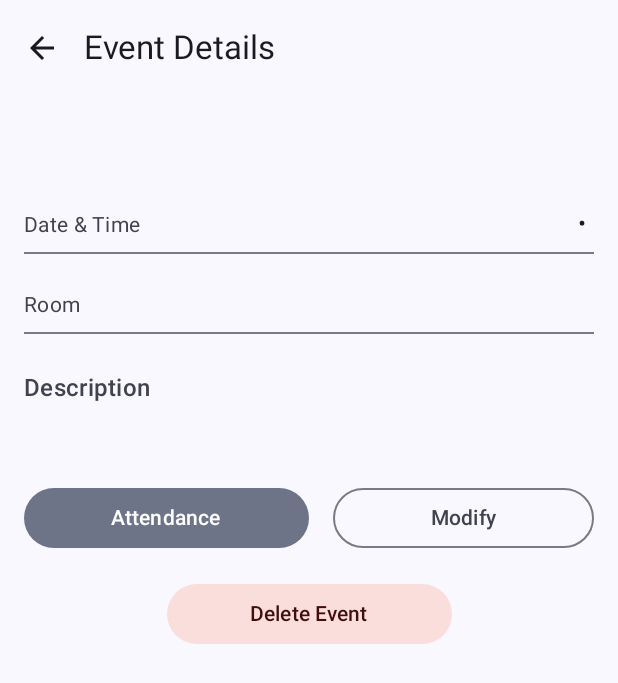
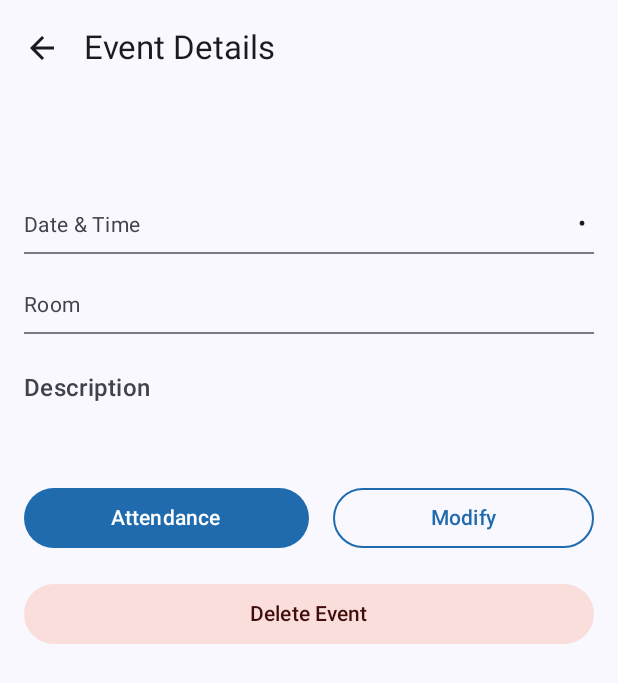
Before and after one commit to yazanalkherret/gju-events, an Android app built with Jetpack Compose: the composable EventDetailsScreen called with empty values, on a phone screen of 412 x 824 dp. Shown: the top 683 px of the screen. Run offline under Robolectric (Android 15) with nearby library versions, the phone set to English and light mode, and no system bars; our stand-ins replace Firebase (no records; nobody signed in at launch, a user with empty details on screens opened directly).

Commit message:
Tweak Design for Event Details Screen

```diff
--- a/app/src/main/java/com/example/myapplication/screens/EventDetailsScreen.kt
+++ b/app/src/main/java/com/example/myapplication/screens/EventDetailsScreen.kt
@@ -1,7 +1,9 @@
 package com.example.myapplication.screens
 
 import android.widget.Toast
+import androidx.compose.foundation.BorderStroke
 import androidx.compose.foundation.Image
+import androidx.compose.foundation.background
 import androidx.compose.foundation.layout.*
 import androidx.compose.foundation.rememberScrollState
 import androidx.compose.foundation.verticalScroll
@@ -9,13 +11,16 @@ import androidx.compose.material.icons.Icons
 import androidx.compose.material.icons.filled.ArrowBack
 import androidx.compose.material3.*
 import androidx.compose.runtime.*
+import androidx.compose.ui.Alignment
 import androidx.compose.ui.Modifier
 import androidx.compose.ui.draw.clip
+import androidx.compose.ui.graphics.Color
 import androidx.compose.ui.graphics.ImageBitmap
 import androidx.compose.ui.layout.ContentScale
 import androidx.compose.ui.platform.LocalContext
 import androidx.compose.ui.unit.dp
 import androidx.navigation.NavController
+import com.example.myapplication.components.NoImagePlaceholder
 import com.example.myapplication.components.Screen
 import com.example.myapplication.utils.decodeBase64ToImage
 import com.example.myapplication.viewmodels.EventViewModel
@@ -57,16 +62,11 @@ fun EventDetailsScreen(navController: NavController, viewModel: EventViewModel,
                             contentDescription = "Event Image",
                             modifier = Modifier
                                 .fillMaxWidth()
-                            .height(250.dp)
-                            .clip(MaterialTheme.shapes.large),
+                                .height(250.dp),
                             contentScale = ContentScale.Crop
                         )
                     } else {
-                    Text(
-                        "Failed to load image",
-                        color = MaterialTheme.colorScheme.error,
-                        modifier = Modifier.padding(16.dp)
-                    )
+                        NoImagePlaceholder()
                     }
             }
 
@@ -126,9 +126,13 @@ fun EventDetailsScreen(navController: NavController, viewModel: EventViewModel,
                             .padding(top = 24.dp),
                         horizontalArrangement = Arrangement.Start
                     ) {
-                        FilledTonalButton(
+                        Button(
                             onClick = { navController.navigate(Screen.Attendance.createRoute(eventId)) },
-                            modifier = Modifier.width(190.dp)
+                            modifier = Modifier.width(190.dp),
+                            colors = ButtonDefaults.buttonColors(
+                                containerColor = Color(0xFF1F6BAD),
+                                contentColor = Color.White
+                            )
                         ) {
                             Text("Attendance")
                         }
@@ -137,7 +141,12 @@ fun EventDetailsScreen(navController: NavController, viewModel: EventViewModel,
 
                         OutlinedButton(
                             onClick = { navController.navigate(Screen.ModifyEvent.createRoute(eventId)) },
-                            modifier = Modifier.width(190.dp)
+                            modifier = Modifier.width(190.dp),
+                            colors = ButtonDefaults.outlinedButtonColors(
+                                contentColor = Color(0xFF1F6BAD) // text/icon color
+                            ),
+                            border = BorderStroke(1.dp, Color(0xFF1F6BAD)) // border color and thickness
+
                         ) {
                             Text("Modify")
                         }
@@ -152,7 +161,7 @@ fun EventDetailsScreen(navController: NavController, viewModel: EventViewModel,
                     ) {
                         FilledTonalButton(
                             onClick = { showDeleteDialog = true },
-                            modifier = Modifier.width(190.dp), // Match width of other buttons
+                            modifier = Modifier.fillMaxWidth(), // Match width of other buttons
                             colors = ButtonDefaults.filledTonalButtonColors(
                                 containerColor = MaterialTheme.colorScheme.errorContainer,
                                 contentColor = MaterialTheme.colorScheme.onErrorContainer
```
Lines whose indentation alone changed are shown as unchanged.
